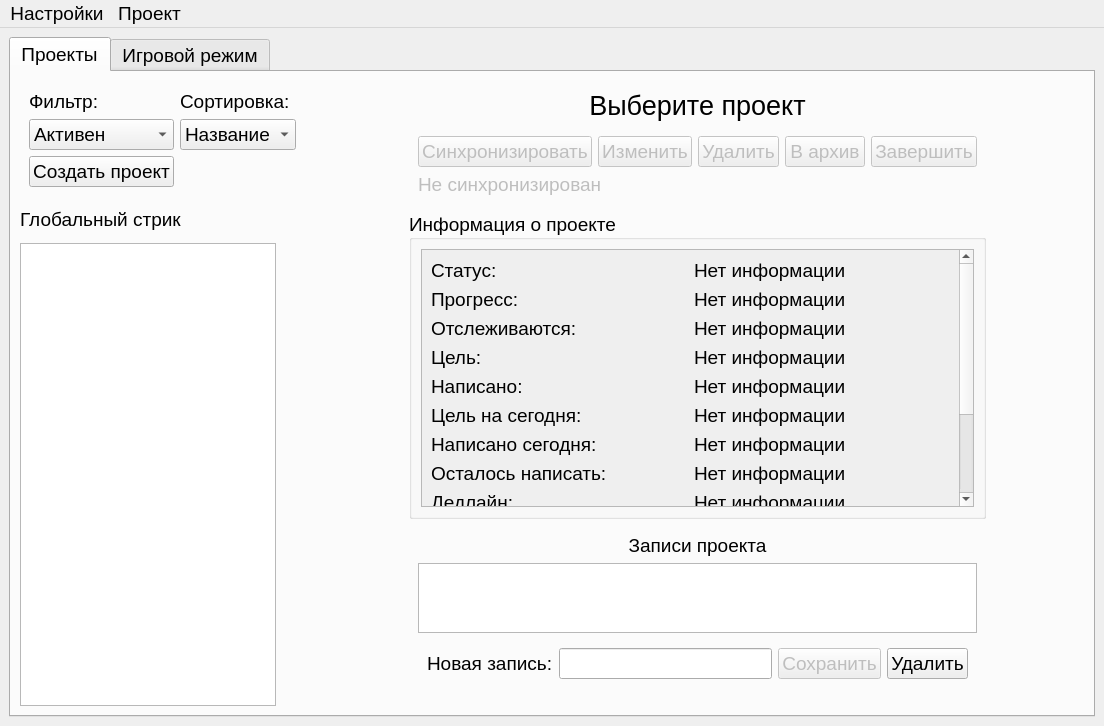
First picture: the form in UI template/main_window.ui, repository nevskyforever/nfprogress, before the edit.
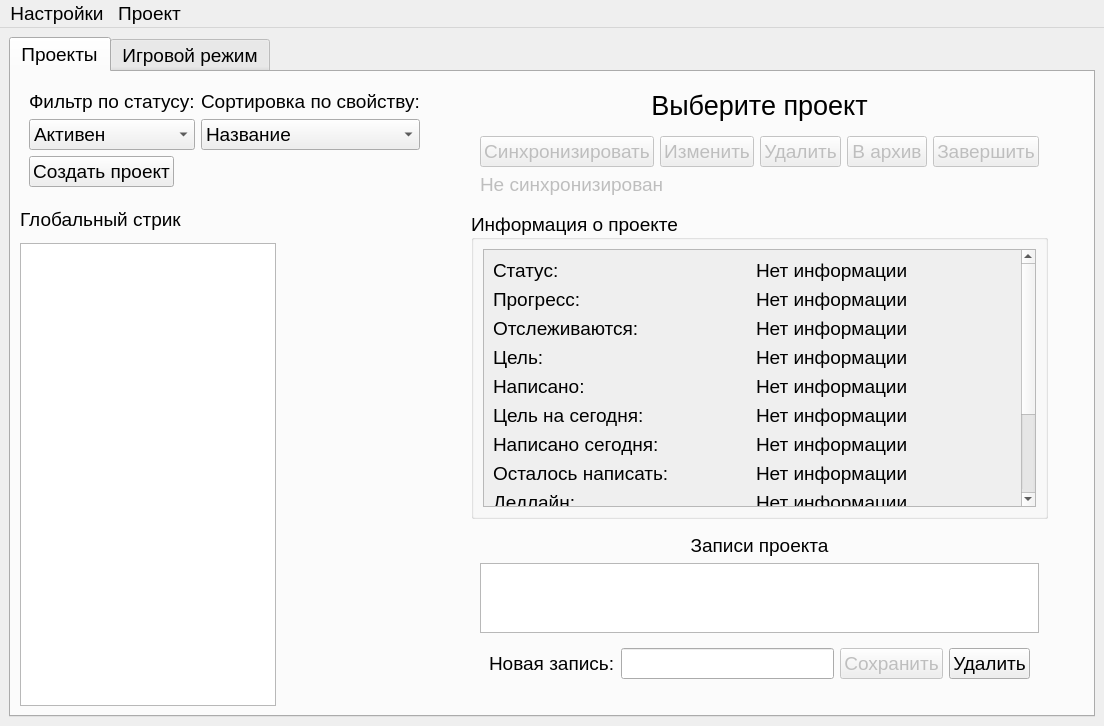
Second picture: the form after the edit.

Commit message: Небольшие правки интерфейса

```diff
--- a/UI template/main_window.ui
+++ b/UI template/main_window.ui
@@ -114,14 +114,14 @@
            <item row="1" column="1">
             <widget class="QLabel" name="label_5">
              <property name="text">
-              <string>Сортировка:</string>
+              <string>Сортировка по свойству:</string>
              </property>
             </widget>
            </item>
            <item row="1" column="0">
             <widget class="QLabel" name="label_4">
              <property name="text">
-              <string>Фильтр:</string>
+              <string>Фильтр по статусу:</string>
              </property>
             </widget>
            </item>
```
The commit also changes 1 other file.
